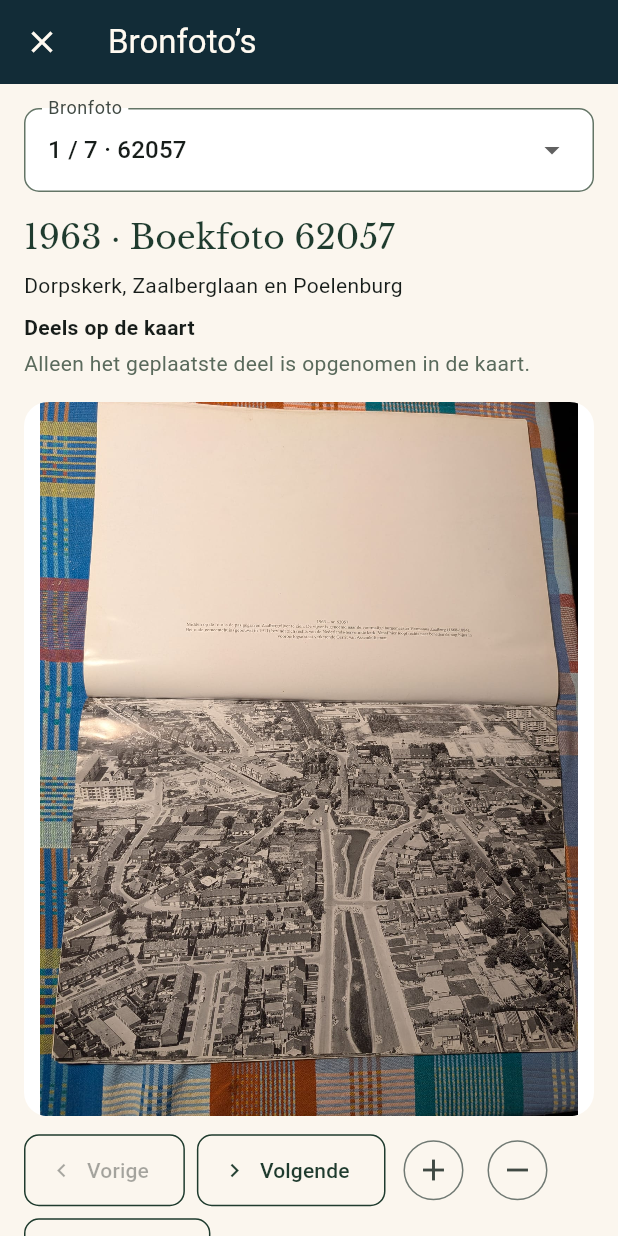
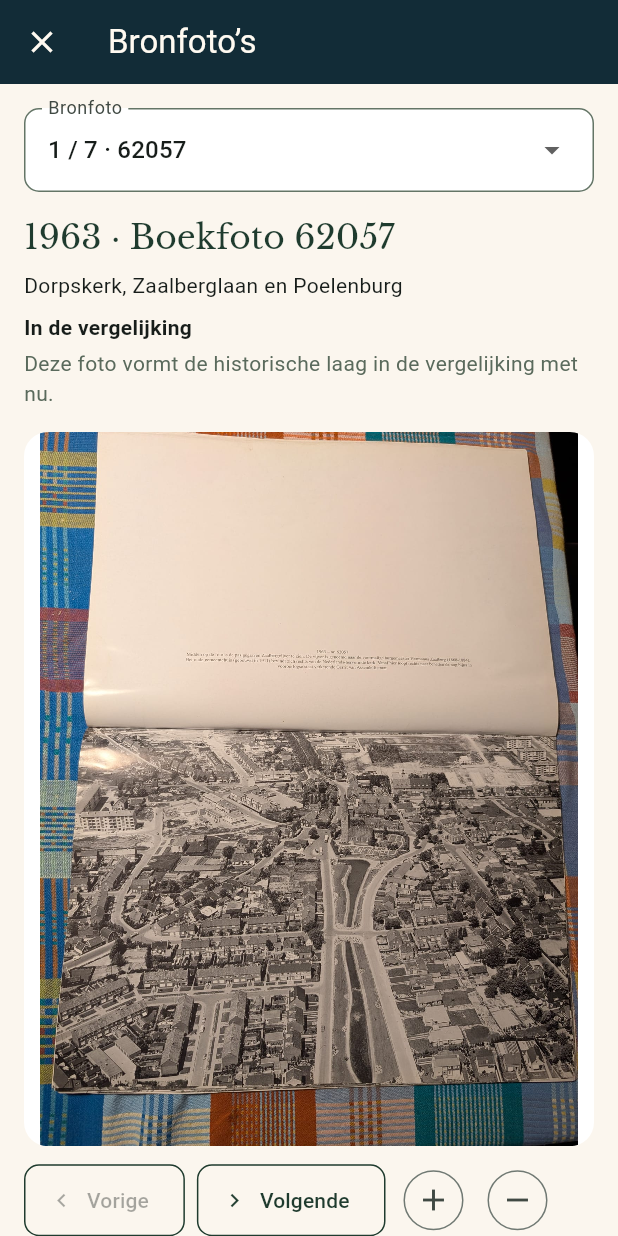
Before and after one commit to robbertvdzon/hkh, a Flutter app: the AerialPhotoPage screen opened by its route, after a tap on "Bronfoto’s (7)", on a phone screen of 412 x 824 dp. Run offline on Flutter 3.47's test engine with Material 3 defaults, Android fonts, the phone set to English and light mode, and no system bars; our stand-ins replace flutter_widget_from_html_core, go_router, google_sign_in, share_plus, shared_preferences, web; missing offline and left inert: dart:js_interop, dart:ui_web, google_sign_in_web; accounts and stored records are empty; project files that could hold a hidden picture were left out.

Commit message:
Vervang luchtfotokaart door op de Dorpskerk uitgelijnde foto’s

```diff
--- a/frontend/lib/aerial/aerial_book_photo_dialog.dart
+++ b/frontend/lib/aerial/aerial_book_photo_dialog.dart
@@ -8,39 +8,28 @@ Future<void> showAerialBookPhotos(BuildContext context) => showDialog<void>(
 );
 
 class _BookPhoto {
-  const _BookPhoto(this.number, this.year, this.area, this.partlyOnMap);
+  const _BookPhoto(this.number, this.year, this.area);
 
   final String number;
   final int year;
   final String area;
-  final bool partlyOnMap;
+  bool get inComparison => number == '62057';
 
   String get asset => 'assets/aerial/book/$year-$number.jpeg';
 }
 
 const _photos = [
-  _BookPhoto('62057', 1963, 'Dorpskerk, Zaalberglaan en Poelenburg', true),
+  _BookPhoto('62057', 1963, 'Dorpskerk, Zaalberglaan en Poelenburg'),
   _BookPhoto(
     '62058',
     1963,
     'Dorpskerk, Ruysdaelstraat en Cornelis Groenlandstraat',
-    true,
   ),
-  _BookPhoto(
-    '62059',
-    1963,
-    'Maerelaan, Laurentiuskerk en Dr. Prinsensporthal',
-    false,
-  ),
-  _BookPhoto('64797', 1964, 'Dorpskern, Neksloot en omgeving', true),
-  _BookPhoto('67781', 1965, 'Kerkbeek, Mariakerk en Jhr. Geverslaan', true),
-  _BookPhoto('67782', 1965, 'Kasteel Assumburg, Tolweg en Hoflaan', false),
-  _BookPhoto(
-    '67783',
-    1965,
-    'Wijk Assumburg en Gerrit van Assendelftstraat',
-    false,
-  ),
+  _BookPhoto('62059', 1963, 'Maerelaan, Laurentiuskerk en Dr. Prinsensporthal'),
+  _BookPhoto('64797', 1964, 'Dorpskern, Neksloot en omgeving'),
+  _BookPhoto('67781', 1965, 'Kerkbeek, Mariakerk en Jhr. Geverslaan'),
+  _BookPhoto('67782', 1965, 'Kasteel Assumburg, Tolweg en Hoflaan'),
+  _BookPhoto('67783', 1965, 'Wijk Assumburg en Gerrit van Assendelftstraat'),
 ];
 
 /// Shows the supplied book pages intact; this viewer does not georeference them.
@@ -173,17 +162,17 @@ class _AerialBookPhotoDialogState extends State<AerialBookPhotoDialog> {
                         Text(_photo.area, key: const Key('aerial-book-area')),
                         const SizedBox(height: 8),
                         Text(
-                          _photo.partlyOnMap
-                              ? 'Deels op de kaart'
-                              : 'Nog niet betrouwbaar uitgelijnd',
+                          _photo.inComparison
+                              ? 'In de vergelijking'
+                              : 'Extra bronfoto',
                           key: const Key('aerial-book-status'),
                           style: const TextStyle(fontWeight: FontWeight.w600),
                         ),
                         const SizedBox(height: 4),
                         Text(
-                          _photo.partlyOnMap
-                              ? 'Alleen het geplaatste deel is opgenomen in de kaart.'
-                              : 'Deze foto staat nog niet op de kaart. Je kunt het origineel hier bekijken en inzoomen.',
+                          _photo.inComparison
+                              ? 'Deze foto vormt de historische laag in de vergelijking met nu.'
+                              : 'Bekijk het origineel en zoom in op de details.',
                           style: const TextStyle(color: appMutedText),
                         ),
                         const SizedBox(height: 16),
--- /dev/null
+++ b/frontend/lib/aerial/aerial_photo_alignment.dart
@@ -0,0 +1,46 @@
+import 'package:flutter/widgets.dart';
+
+/// Registers the supplied, unmodified oblique aerial photos on one image plane.
+///
+/// The historical photo is the reference plane. An affine transform pins three
+/// visible points of the church: the spire tip, the foot of the tower at its
+/// junction with the nave, and the far right roof eave. This also compensates
+/// for the different horizontal scale and slight shear in the modern AI view.
+/// The surveyed image points are approximate to the source pixels; the transform
+/// places each selected pair at exactly the same scene coordinate. Perspective,
+/// altered buildings, trees, and AI reconstruction prevent a survey-grade match
+/// across the entire neighbourhood.
+abstract final class AerialPhotoAlignment {
+  static const currentSize = Size(1390, 1132);
+  static const historicalSize = Size(1370, 1116);
+
+  /// Source-pixel coordinates, measured from each original image's top left.
+  static const churchAnchors = <({Offset current, Offset historical})>[
+    (current: Offset(738, 182), historical: Offset(745, 194)),
+    (current: Offset(740, 359), historical: Offset(755, 370)),
+    (current: Offset(800, 342), historical: Offset(841, 345)),
+  ];
+
+  /// Largest whole-pixel vertical interval shared across the historical width.
+  /// The transformed modern image's top is at y=81.43 on the left, and its
+  /// bottom at y=1085.44 on the right. Cropping inward avoids empty corners.
+  static const commonCrop = Rect.fromLTRB(0, 82, 1370, 1085);
+  static const sceneSize = Size(1370, 1003);
+
+  /// Church and immediate surroundings, expressed in the cropped scene plane.
+  static const churchBounds = Rect.fromLTRB(690, 82, 900, 355);
+
+  /// Modern source pixels to the cropped historical plane. Returning a fresh
+  /// matrix keeps zoom/pan or painting callers from changing the registration.
+  static Matrix4 get currentToScene => Matrix4.identity()
+    ..setEntry(0, 0, 1.444715599774733)
+    ..setEntry(0, 1, 0.04017270508729116)
+    ..setEntry(0, 3, -328.5115449596396 - commonCrop.left)
+    ..setEntry(1, 0, -0.1345034728740379)
+    ..setEntry(1, 1, 0.9958700957386897)
+    ..setEntry(1, 3, 112.0152055565985 - commonCrop.top);
+
+  static Matrix4 get historicalToScene => Matrix4.identity()
+    ..setEntry(0, 3, -commonCrop.left)
+    ..setEntry(1, 3, -commonCrop.top);
+}
--- a/frontend/lib/aerial/aerial_photo_page.dart
+++ b/frontend/lib/aerial/aerial_photo_page.dart
@@ -5,9 +5,10 @@ import 'package:flutter/material.dart';
 
 import '../theme/app_style.dart';
 import 'aerial_book_photo_dialog.dart';
+import 'aerial_photo_alignment.dart';
 
-/// Both dates share one image plane and one transformation, including white
-/// pixels in the historical image. Changing the date never changes the view.
+/// The photos are registered on the church before sharing one pan/zoom plane.
+/// Changing the date never changes the view or the registration.
 class AerialPhotoPage extends StatefulWidget {
   const AerialPhotoPage({super.key});
 
@@ -16,11 +17,10 @@ class AerialPhotoPage extends StatefulWidget {
 }
 
 class _AerialPhotoPageState extends State<AerialPhotoPage> {
-  static const _imageSize = Size(2040, 1120);
-  // Bounds of all non-white historical pixels, including Oud Haerlem.
-  static const _historicArea = Rect.fromLTRB(1285, 399, 1604, 804);
-  static const _currentAsset = 'assets/aerial/heemskerk-2026.jpg';
-  static const _historicalAsset = 'assets/aerial/heemskerk-1962-1965.png';
+  static final _imageSize = AerialPhotoAlignment.sceneSize;
+  static final _churchArea = AerialPhotoAlignment.churchBounds;
+  static const _currentAsset = 'assets/aerial/heemskerk-62057-nu-ai.png';
+  static const _historicalAsset = 'assets/aerial/heemskerk-62057-toen.png';
 
   final _transformation = TransformationController();
   AssetBundle? _bundle;
@@ -51,7 +51,11 @@ class _AerialPhotoPageState extends State<AerialPhotoPage> {
     }
   }
 
-  Future<ui.Image> _decode(AssetBundle bundle, String path) async {
+  Future<ui.Image> _decode(
+    AssetBundle bundle,
+    String path,
+    Size expectedSize,
+  ) async {
     final data = await bundle.load(path);
     final codec = await ui.instantiateImageCodec(
       data.buffer.asUint8List(data.offsetInBytes, data.lengthInBytes),
@@ -59,10 +63,10 @@ class _AerialPhotoPageState extends State<AerialPhotoPage> {
     try {
       final frame = await codec.getNextFrame();
       final image = frame.image;
-      if (image.width != _imageSize.width ||
-          image.height != _imageSize.height) {
+      if (image.width != expectedSize.width ||
+          image.height != expectedSize.height) {
         image.dispose();
-        throw StateError('The aerial image does not match the shared grid.');
+        throw StateError('The aerial photo does not match its registration.');
       }
       return image;
     } finally {
@@ -79,8 +83,16 @@ class _AerialPhotoPageState extends State<AerialPhotoPage> {
     });
     ui.Image? current, historical;
     try {
-      current = await _decode(bundle, _currentAsset);
-      historical = await _decode(bundle, _historicalAsset);
+      current = await _decode(
+        bundle,
+        _currentAsset,
+        AerialPhotoAlignment.currentSize,
+      );
+      historical = await _decode(
+        bundle,
+        _historicalAsset,
+        AerialPhotoAlignment.historicalSize,
+      );
       if (!mounted || request != _loadRequest) {
         current.dispose();
         historical.dispose();
@@ -207,13 +219,13 @@ class _AerialPhotoPageState extends State<AerialPhotoPage> {
 
   void _reset() => _setView(_minScale, _imageSize.center(Offset.zero));
 
-  void _showHistoricArea() => _setView(
+  void _showChurch() => _setView(
     math.min(
-          _viewport.width / _historicArea.width,
-          _viewport.height / _historicArea.height,
+          _viewport.width / _churchArea.width,
+          _viewport.height / _churchArea.height,
         ) *
         0.88,
-    _historicArea.center,
+    _churchArea.center,
   );
 
   @override
@@ -267,7 +279,7 @@ class _AerialPhotoPageState extends State<AerialPhotoPage> {
                       Row(
                         crossAxisAlignment: CrossAxisAlignment.start,
                         children: [
-                          const Expanded(child: Text('Nu (2026)')),
+                          const Expanded(child: Text('Nu · AI-bewerking')),
                           const SizedBox(width: 16),
                           Expanded(
                             child: Text('Rond 1963', textAlign: TextAlign.end),
@@ -286,14 +298,15 @@ class _AerialPhotoPageState extends State<AerialPhotoPage> {
                                   setState(() => _historicalOpacity = value),
                       ),
                       const Text(
-                        'Historisch beeld: 1962–1965. Wit: nog geen '
-                        'betrouwbaar geplaatst beeld. Ligging bij benadering.',
+                        'De foto’s zijn uitgelijnd op de Dorpskerk. '
+                        'De moderne foto is met AI aangepast aan de oude '
+                        'kijkhoek; details in de omgeving kunnen afwijken.',
                         style: TextStyle(color: appMutedText),
                       ),
                       const SizedBox(height: 12),
                       const Text(
-                        'Bronnen: HKH en aangeleverde boekfoto’s · '
-                        'luchtfoto 2026 PDOK / Beeldmateriaal (CC BY 4.0).',
+                        'Bronnen: aangeleverde historische foto (rond 1963) '
+                        'en AI-bewerking van een Google Earth-opname.',
                         style: TextStyle(color: appMutedText, fontSize: 12),
                       ),
                     ],
@@ -365,20 +378,40 @@ class _AerialPhotoPageState extends State<AerialPhotoPage> {
                 width: _imageSize.width,
                 height: _imageSize.height,
                 child: Stack(
-                  fit: StackFit.expand,
+                  clipBehavior: Clip.hardEdge,
                   children: [
-                    RawImage(
+                    Positioned(
+                      left: 0,
+                      top: 0,
+                      width: AerialPhotoAlignment.currentSize.width,
+                      height: AerialPhotoAlignment.currentSize.height,
+                      child: Transform(
+                        alignment: Alignment.topLeft,
+                        transform: AerialPhotoAlignment.currentToScene,
+                        child: RawImage(
                           image: _currentImage,
                           fit: BoxFit.fill,
                           filterQuality: FilterQuality.medium,
                         ),
-                    Opacity(
+                      ),
+                    ),
+                    Positioned(
+                      left: 0,
+                      top: 0,
+                      width: AerialPhotoAlignment.historicalSize.width,
+                      height: AerialPhotoAlignment.historicalSize.height,
+                      child: Opacity(
                         key: const Key('aerial-historical-layer'),
                         opacity: _historicalOpacity,
+                        child: Transform(
+                          alignment: Alignment.topLeft,
+                          transform: AerialPhotoAlignment.historicalToScene,
                           child: RawImage(
                             image: _historicalImage,
                             fit: BoxFit.fill,
                             filterQuality: FilterQuality.medium,
+                          ),
+                        ),
                       ),
                     ),
                   ],
@@ -439,13 +472,13 @@ class _AerialPhotoPageState extends State<AerialPhotoPage> {
           key: const Key('aerial-reset'),
           onPressed: enabled ? _reset : null,
           icon: const Icon(Icons.fit_screen),
-          label: const Text('Heel Heemskerk'),
+          label: const Text('Hele foto'),
         ),
         OutlinedButton.icon(
-          key: const Key('aerial-historic-area'),
-          onPressed: enabled ? _showHistoricArea : null,
-          icon: const Icon(Icons.history),
-          label: const Text('Historisch gebied'),
+          key: const Key('aerial-church'),
+          onPressed: enabled ? _showChurch : null,
+          icon: const Icon(Icons.church_outlined),
+          label: const Text('Dorpskerk'),
         ),
       ],
     );
--- a/frontend/pubspec.yaml
+++ b/frontend/pubspec.yaml
@@ -69,8 +69,8 @@ flutter:
 
   assets:
     - assets/aerial/book/
-    - assets/aerial/heemskerk-2026.jpg
-    - assets/aerial/heemskerk-1962-1965.png
+    - assets/aerial/heemskerk-62057-nu-ai.png
+    - assets/aerial/heemskerk-62057-toen.png
     - assets/branding/hkh-logo.png
     - assets/fonts/OFL.txt
 
```
Also changed, not shown: frontend/assets/aerial/heemskerk-62057-nu-ai.png (added), frontend/assets/aerial/heemskerk-62057-toen.png (added), 5 other files. Lines whose indentation alone changed are shown as unchanged.
